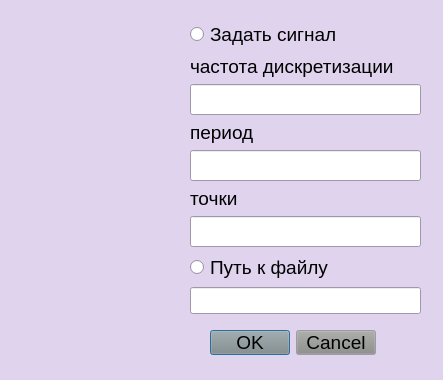
maksvorobev/our_project, file source/form_generator.ui: the form before one commit.
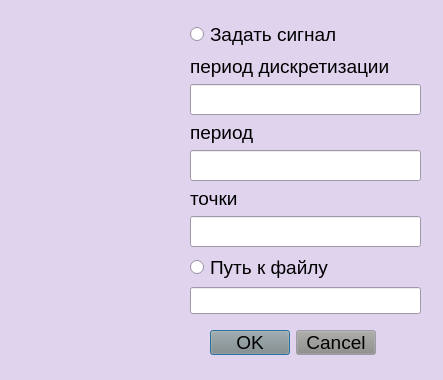
The form after the commit. Icons and pictures are not drawn.

What changed in the file:
```diff
--- a/source/form_generator.ui
+++ b/source/form_generator.ui
@@ -148,7 +148,7 @@
     <item>
      <widget class="QLabel" name="label">
       <property name="text">
-       <string>частота дискретизации</string>
+       <string>период дискретизации</string>
       </property>
      </widget>
     </item>
```
Left out of the diff: 4 changed lines with no effect on the pictures.
